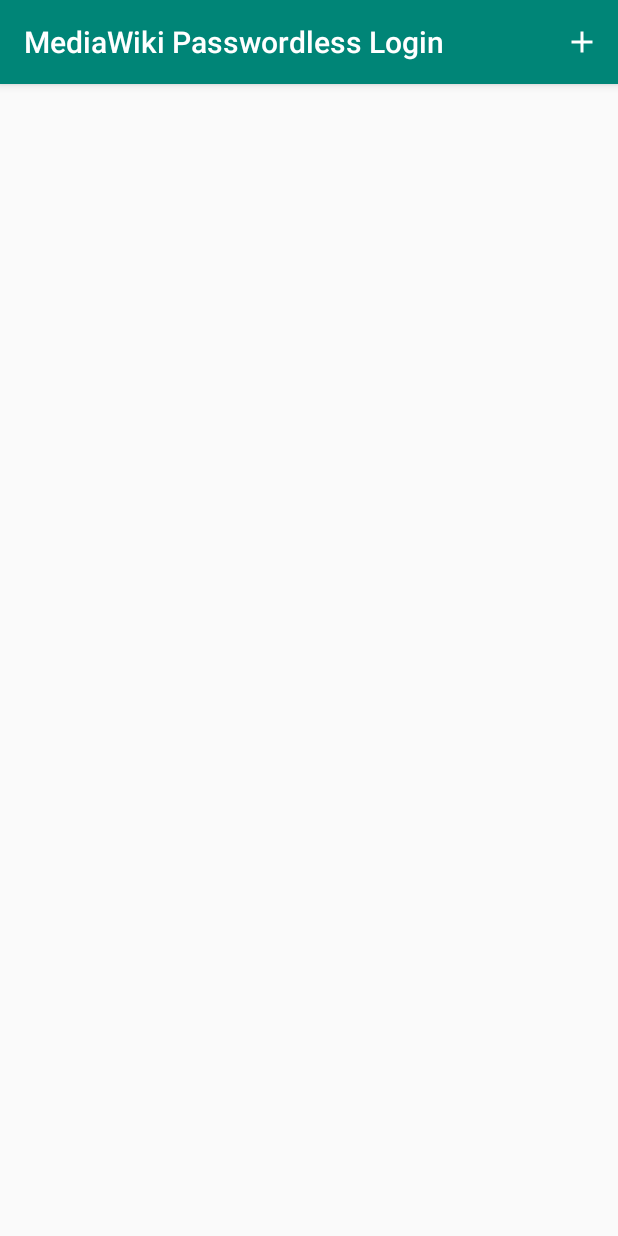
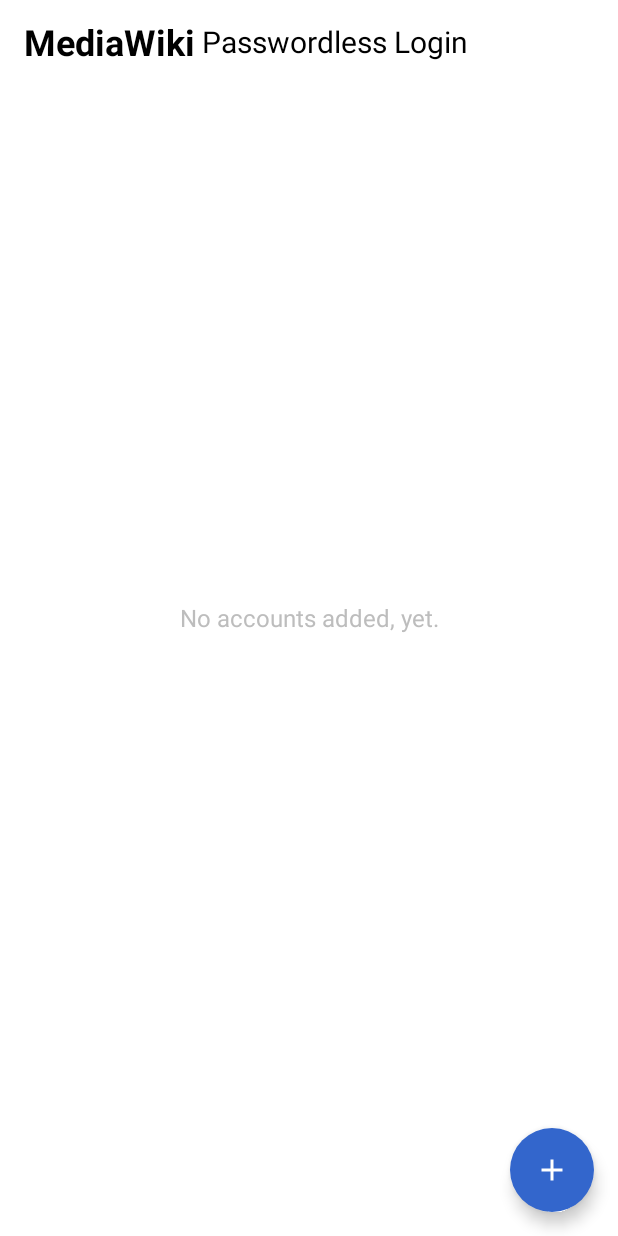
Before and after one commit to FlorianSW/mediawiki-app-PasswordlessLogin, an Android app: the screen it shows after launch (MainActivity), on a phone screen of 412 x 824 dp. Run offline under Robolectric (Android 15) with nearby library versions, the phone set to English and light mode, and no system bars; libraries missing offline, so code that uses them is left out: me.dm7.barcodescanner; 2 statements that could not run were skipped.

Commit message:
Some design work

```diff
--- a/app/src/main/java/org/droidwiki/passwordless/AccountsProvider.kt
+++ b/app/src/main/java/org/droidwiki/passwordless/AccountsProvider.kt
@@ -7,6 +7,7 @@ import java.util.*
 interface AccountsProvider {
     fun list(): List<Account>
     fun create(name: String, apiUrl: URL): String
+    fun remove(id: Int)
     fun remove(name: String)
     fun findByApiUrl(apiUrl: URL): Optional<Account>
 }
--- a/app/src/main/java/org/droidwiki/passwordless/MainActivity.kt
+++ b/app/src/main/java/org/droidwiki/passwordless/MainActivity.kt
@@ -7,6 +7,7 @@ import android.content.Intent
 import android.content.pm.PackageManager.PERMISSION_GRANTED
 import android.os.Bundle
 import android.provider.Settings
+import android.support.design.widget.FloatingActionButton
 import android.support.v4.app.ActivityCompat
 import android.support.v4.content.ContextCompat
 import android.support.v7.app.AlertDialog
@@ -22,10 +23,8 @@ import com.google.android.gms.tasks.OnCompleteListener
 import com.google.firebase.iid.FirebaseInstanceId
 import me.dm7.barcodescanner.zbar.Result
 import me.dm7.barcodescanner.zbar.ZBarScannerView
-import org.droidwiki.passwordless.adapter.MediaWikiCommunicator
-import org.droidwiki.passwordless.adapter.SQLiteHelper
-import org.droidwiki.passwordless.adapter.SecretAccountProvider
-import org.droidwiki.passwordless.adapter.qrCodeToRegistrationRequest
+import org.droidwiki.passwordless.adapter.*
+import org.droidwiki.passwordless.model.Account
 import org.droidwiki.passwordless.model.AccountRegistrationRequest
 import java.net.URL
 
@@ -34,7 +33,8 @@ class MainActivity : AppCompatActivity() {
     private val accountsProvider: AccountsProvider = SecretAccountProvider(SQLiteHelper(this))
     private val registrationService: Registration = MediaWikiCommunicator()
 
-    private lateinit var accountListContent: ArrayAdapter<String>
+    private lateinit var accountListContent: AccountArrayAdapter
+    private lateinit var noAccountsText: TextView
     private var cameraView: ZBarScannerView? = null
     private var alertDialog: AlertDialog? = null
 
@@ -44,22 +44,23 @@ class MainActivity : AppCompatActivity() {
         ensureDeviceSecure()
 
         setContentView(R.layout.activity_main)
-        val toolbar = findViewById<Toolbar>(R.id.toolbar)
-        setSupportActionBar(toolbar)
+
+        noAccountsText = findViewById(R.id.no_accounts_text)
+        val addAccountButton = findViewById<FloatingActionButton>(R.id.action_add)
+        addAccountButton.setOnClickListener {
+            openAddAccountDialog()
+        }
 
         val accountList = findViewById<ListView>(R.id.account_list)
-        accountListContent = ArrayAdapter(this, android.R.layout.simple_list_item_1)
+        accountListContent = AccountArrayAdapter(this, R.layout.list_item)
+        accountListContent.setOnDeleteListener(object: AccountArrayAdapter.OnDeleteListener {
+            override fun onDelete(account: Account) {
+                accountsProvider.remove(account.id)
+                reloadList()
+            }
+
+        })
         accountList.adapter = accountListContent
-        accountList.onItemLongClickListener = object : AdapterView.OnItemLongClickListener {
-            override fun onItemLongClick(parent: AdapterView<*>?, view: View?, position: Int, id: Long): Boolean {
-                if (view is AppCompatTextView) {
-                    accountsProvider.remove(view.text as String)
-                    reloadList()
-                    return true
-                }
-                return false
-            }
-        }
 
         reloadList()
     }
@@ -99,11 +100,6 @@ class MainActivity : AppCompatActivity() {
         }
     }
 
-    override fun onCreateOptionsMenu(menu: Menu): Boolean {
-        menuInflater.inflate(R.menu.menu, menu)
-        return true
-    }
-
     override fun onRequestPermissionsResult(requestCode: Int, permissions: Array<out String>, grantResults: IntArray) {
         when (requestCode) {
             50 -> {
@@ -113,12 +109,6 @@ class MainActivity : AppCompatActivity() {
                 }
             }
         }
-    }
-
-    override fun onOptionsItemSelected(item: MenuItem): Boolean {
-        openAddAccountDialog()
-
-        return true
     }
 
     private fun openAddAccountDialog() {
@@ -199,9 +189,14 @@ class MainActivity : AppCompatActivity() {
 
     private fun reloadList() {
         accountListContent.clear()
+        noAccountsText.visibility = View.GONE
 
         accountsProvider.list().forEach {
-            accountListContent.add(it.name)
+            accountListContent.add(it)
+        }
+
+        if (accountListContent.isEmpty) {
+            noAccountsText.visibility = View.VISIBLE
         }
     }
 
--- /dev/null
+++ b/app/src/main/java/org/droidwiki/passwordless/adapter/AccountArrayAdapter.kt
@@ -0,0 +1,43 @@
+package org.droidwiki.passwordless.adapter
+
+import android.content.Context
+import android.view.LayoutInflater
+import android.view.View
+import android.view.ViewGroup
+import android.widget.ArrayAdapter
+import android.widget.ImageButton
+import android.widget.TextView
+import org.droidwiki.passwordless.R
+import org.droidwiki.passwordless.model.Account
+
+class AccountArrayAdapter(context: Context, resource: Int, private val accounts: List<Account> = mutableListOf()) :
+    ArrayAdapter<Account>(context, resource, 0, accounts) {
+
+    private var onDeleteListener: OnDeleteListener? = null
+
+    override fun getView(position: Int, convertView: View?, parent: ViewGroup): View {
+        var v = convertView
+
+        if (v == null) {
+            val inflater = context.getSystemService(Context.LAYOUT_INFLATER_SERVICE) as LayoutInflater
+            v = inflater.inflate(R.layout.list_item, null)
+        }
+
+        val account = accounts[position]
+        v!!.findViewById<TextView>(R.id.site_name).text = account.name
+        v.findViewById<TextView>(R.id.api_url).text = account.apiUrl
+        v.findViewById<ImageButton>(R.id.secondary_action).setOnClickListener {
+            onDeleteListener?.onDelete(account)
+        }
+
+        return v
+    }
+
+    fun setOnDeleteListener(listener: OnDeleteListener?) {
+        this.onDeleteListener = listener
+    }
+
+    interface OnDeleteListener {
+        fun onDelete(account: Account)
+    }
+}
--- a/app/src/main/java/org/droidwiki/passwordless/adapter/SecretAccountProvider.kt
+++ b/app/src/main/java/org/droidwiki/passwordless/adapter/SecretAccountProvider.kt
@@ -7,6 +7,7 @@ import android.database.sqlite.SQLiteOpenHelper
 import org.droidwiki.passwordless.AccountsProvider
 import org.droidwiki.passwordless.adapter.SQLiteHelper.Companion.ACCOUNT_TABLE_NAME
 import org.droidwiki.passwordless.adapter.SQLiteHelper.Companion.COLUMN_API_URL
+import org.droidwiki.passwordless.adapter.SQLiteHelper.Companion.COLUMN_ID
 import org.droidwiki.passwordless.adapter.SQLiteHelper.Companion.COLUMN_NAME
 import org.droidwiki.passwordless.adapter.SQLiteHelper.Companion.COLUMN_SECRET
 import org.droidwiki.passwordless.model.Account
@@ -46,7 +47,7 @@ class SecretAccountProvider(private val sqLiteHelper: SQLiteHelper) : AccountsPr
     override fun list(): List<Account> {
         val readableDatabase = sqLiteHelper.readableDatabase
         val resultSet = readableDatabase.query(
-            ACCOUNT_TABLE_NAME, arrayOf(COLUMN_NAME, COLUMN_API_URL, COLUMN_SECRET), null,
+            ACCOUNT_TABLE_NAME, arrayOf(COLUMN_ID, COLUMN_NAME, COLUMN_API_URL, COLUMN_SECRET), null,
             arrayOf<String>(), null, null, null
         )
 
@@ -60,6 +61,7 @@ class SecretAccountProvider(private val sqLiteHelper: SQLiteHelper) : AccountsPr
         while (!resultSet.isAfterLast) {
             elements.add(
                 Account(
+                    resultSet.getInt(resultSet.getColumnIndex(COLUMN_ID)),
                     resultSet.getString(resultSet.getColumnIndex(COLUMN_NAME)),
                     resultSet.getString(resultSet.getColumnIndex(COLUMN_API_URL)),
                     resultSet.getString(resultSet.getColumnIndex(COLUMN_SECRET))
@@ -72,10 +74,12 @@ class SecretAccountProvider(private val sqLiteHelper: SQLiteHelper) : AccountsPr
         return elements
     }
 
+    override fun remove(id: Int) {
+        sqLiteHelper.writableDatabase.delete(ACCOUNT_TABLE_NAME, "$COLUMN_ID = '$id'", arrayOf())
+    }
+
     override fun remove(name: String) {
         sqLiteHelper.writableDatabase.delete(ACCOUNT_TABLE_NAME, "$COLUMN_NAME = '$name'", arrayOf())
-
-        KeyStore.getInstance("AndroidKeyStore").apply { load(null) }.deleteEntry(name)
     }
 
     override fun findByApiUrl(apiUrl: URL): Optional<Account> {
--- a/app/src/main/java/org/droidwiki/passwordless/model/Account.kt
+++ b/app/src/main/java/org/droidwiki/passwordless/model/Account.kt
@@ -4,7 +4,7 @@ import org.droidwiki.passwordless.ToHex
 import javax.crypto.Mac
 import javax.crypto.spec.SecretKeySpec
 
-data class Account(val name: String, val apiUrl: String, private val secret: String) {
+data class Account(val id: Int, val name: String, val apiUrl: String, private val secret: String) {
     fun sign(challenge: ByteArray): String {
         val byteKey = secret.toByteArray(charset("UTF-8"))
         val hmacSha256 = "HmacSHA512"
--- /dev/null
+++ b/app/src/main/res/drawable/ic_delete_red_24dp.xml
@@ -0,0 +1,5 @@
+<vector android:height="24dp" android:tint="#DD3333"
+    android:viewportHeight="24.0" android:viewportWidth="24.0"
+    android:width="24dp" xmlns:android="http://schemas.android.com/apk/res/android">
+    <path android:fillColor="#FF000000" android:pathData="M6,19c0,1.1 0.9,2 2,2h8c1.1,0 2,-0.9 2,-2V7H6v12zM19,4h-3.5l-1,-1h-5l-1,1H5v2h14V4z"/>
+</vector>
--- a/app/src/main/res/layout/activity_main.xml
+++ b/app/src/main/res/layout/activity_main.xml
@@ -1,18 +1,47 @@
 <?xml version="1.0" encoding="utf-8"?>
-<RelativeLayout
-    xmlns:android="http://schemas.android.com/apk/res/android"
-        xmlns:tools="http://schemas.android.com/tools"
-        android:layout_width="match_parent"
-        android:layout_height="match_parent"
-        tools:context=".MainActivity">
+<RelativeLayout xmlns:android="http://schemas.android.com/apk/res/android"
+    xmlns:tools="http://schemas.android.com/tools"
+    android:layout_width="match_parent"
+    android:layout_height="match_parent"
+    xmlns:app="http://schemas.android.com/apk/res-auto"
+    tools:context=".MainActivity">
     <include
         android:id="@+id/toolbar"
-        layout="@layout/toolbar" />
+        layout="@layout/toolbar"
+        />
 
     <ListView
+        android:layout_marginTop="24dp"
         android:layout_below="@+id/toolbar"
         android:id="@+id/account_list"
         android:layout_width="wrap_content"
-        android:layout_height="wrap_content" />
+        android:layout_height="match_parent"
+        android:footerDividersEnabled="false"
+        />
+
+    <TextView
+        android:id="@+id/no_accounts_text"
+        android:layout_width="match_parent"
+        android:layout_height="match_parent"
+        android:gravity="center"
+        android:textSize="16sp"
+        android:textColor="@color/colorSecondaryText"
+        android:visibility="gone"
+        android:text="No accounts added, yet."
+        />
+
+    <android.support.design.widget.FloatingActionButton
+        android:layout_width="wrap_content"
+        android:id="@+id/action_add"
+        android:layout_height="wrap_content"
+        android:src="@drawable/ic_add_white_24dp"
+        android:layout_alignParentBottom="true"
+        android:layout_alignParentEnd="true"
+        android:layout_marginBottom="16dp"
+        android:layout_marginEnd="16dp"
+        android:backgroundTint="@color/colorPrimary"
+        app:borderWidth="0dp"
+        android:clickable="true"
+        app:elevation="6dp"/>
 
 </RelativeLayout >
--- a/app/src/main/res/layout/toolbar.xml
+++ b/app/src/main/res/layout/toolbar.xml
@@ -2,7 +2,21 @@
 <android.support.v7.widget.Toolbar xmlns:android="http://schemas.android.com/apk/res/android"
     android:layout_width="match_parent"
     android:layout_height="wrap_content"
-    xmlns:app="http://schemas.android.com/apk/res-auto"
-    android:background="@color/colorPrimary"
-    app:titleTextColor="@color/colorWhite"
-    android:elevation="4dp" />
+    android:background="@color/colorWhite"
+    >
+    <TextView
+        android:layout_width="wrap_content"
+        android:layout_height="wrap_content"
+        android:text="MediaWiki"
+        android:textColor="@color/colorBlack"
+        android:textSize="24sp"
+        android:textStyle="bold" />
+
+    <TextView
+        android:layout_width="wrap_content"
+        android:layout_height="wrap_content"
+        android:text=" Passwordless Login"
+        android:textColor="@color/colorBlack"
+        android:textSize="20sp"
+        />
+</android.support.v7.widget.Toolbar>
--- a/app/src/main/res/menu/menu.xml
+++ /dev/null
@@ -1,13 +0,0 @@
-<?xml version="1.0" encoding="utf-8"?>
-<menu
-    xmlns:android="http://schemas.android.com/apk/res/android"
-    xmlns:app="http://schemas.android.com/apk/res-auto"
-    xmlns:tools="http://schemas.android.com/tools"
-    tools:context=".MainActivity">
-    <item
-        android:id="@+id/action_add"
-        android:orderInCategory="100"
-        android:title="Add"
-        android:icon="@drawable/ic_add_white_24dp"
-        app:showAsAction="ifRoom"/>
-</menu>
--- a/app/src/main/res/values/colors.xml
+++ b/app/src/main/res/values/colors.xml
@@ -1,10 +1,11 @@
 <?xml version="1.0" encoding="utf-8"?>
 <resources>
-    <color name="colorPrimary">#008577</color>
+    <color name="colorPrimary">#36c</color>
     <color name="colorWhite">#FFF</color>
     <color name="colorBlack">#000</color>
     <color name="colorPrimaryDark">#00574B</color>
     <color name="colorAccent">#D81B60</color>
     <color name="colorDesctructive">#d33</color>
     <color name="colorConstructive">#00af89</color>
+    <color name="colorSecondaryText">#BDBDBD</color>
 </resources>
--- a/app/src/main/res/values/styles.xml
+++ b/app/src/main/res/values/styles.xml
@@ -6,6 +6,7 @@
         <item name="colorPrimary">@color/colorPrimary</item>
         <item name="colorPrimaryDark">@color/colorPrimaryDark</item>
         <item name="colorAccent">@color/colorAccent</item>
+        <item name="android:colorBackground">@color/colorWhite</item>
     </style>
 
     <style name="ConfirmationButton" parent="Base.Widget.AppCompat.Button.Borderless">
```
Also changed, not shown: app/src/main/res/layout/list_item.xml (added, +53 -0 lines), 1 other file.
